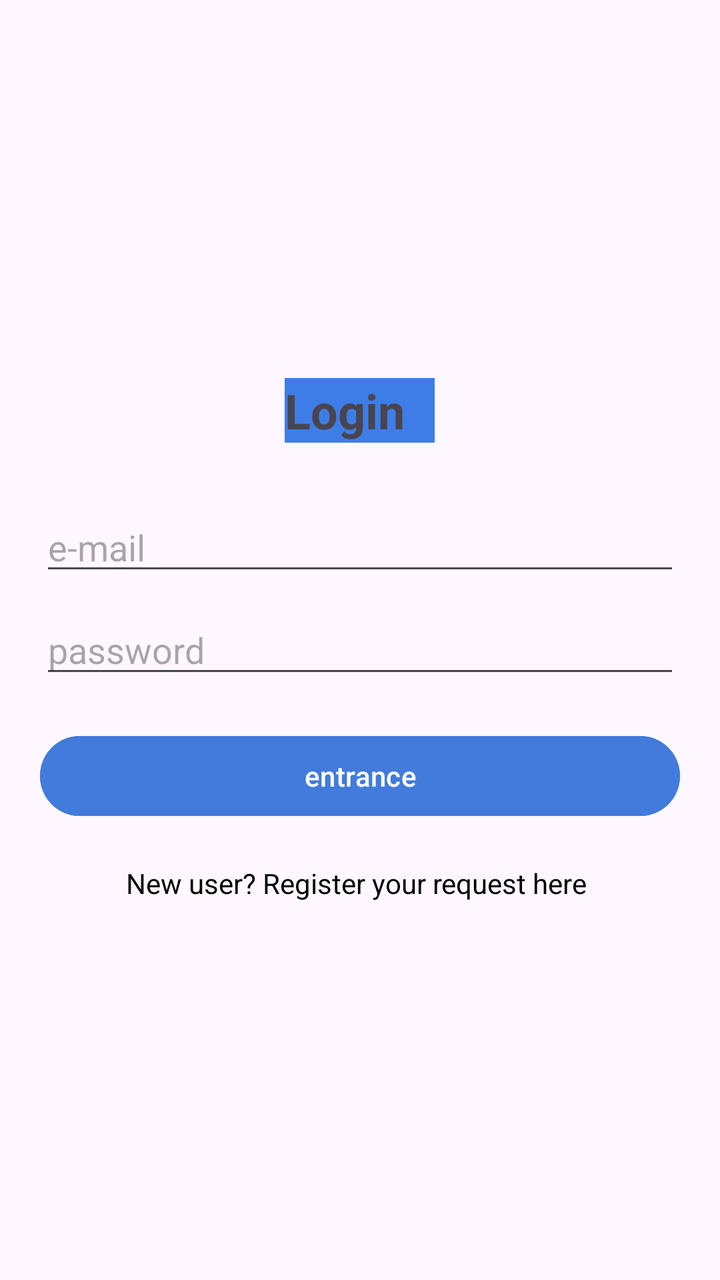
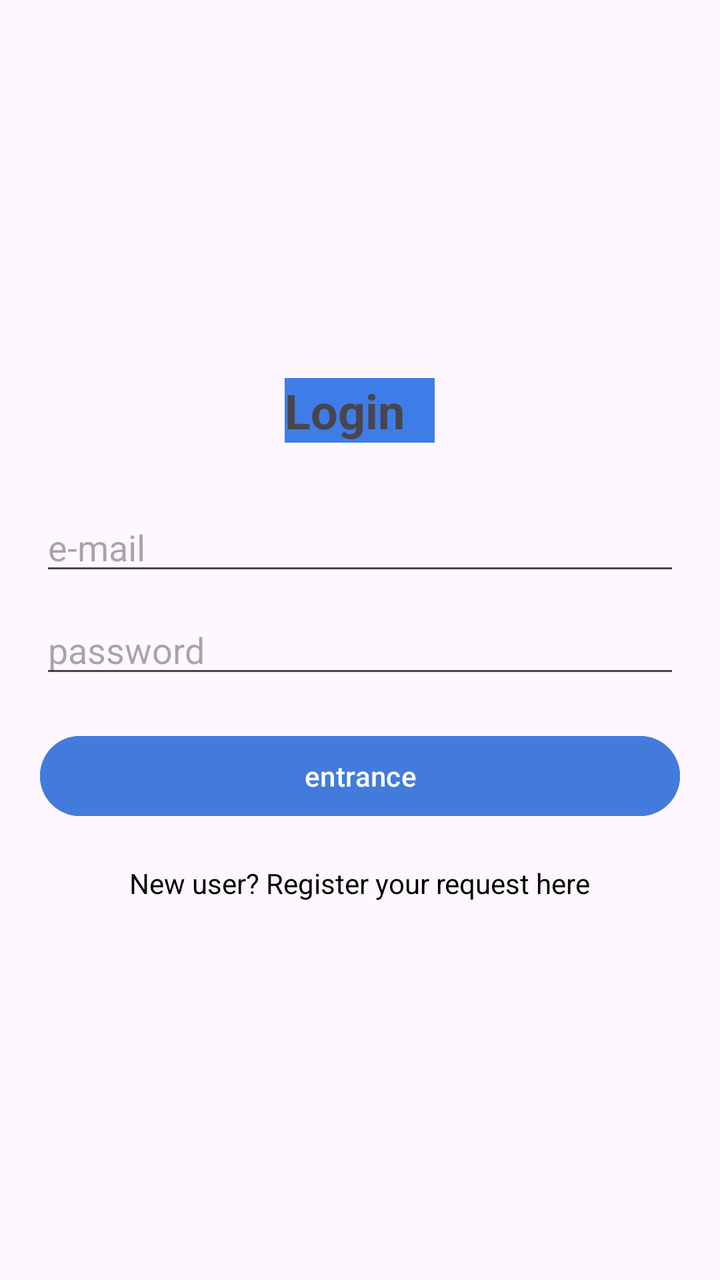

Compare the two renders of this Android layout. The source of the first and the diff that turns it into the second are given below.
<!-- AndroidManifest.xml: application theme Theme.KhadamatiApp -->
<!-- res/layout/activity_login.xml -->
<?xml version="1.0" encoding="utf-8"?>
<LinearLayout xmlns:android="http://schemas.android.com/apk/res/android"
    android:layout_width="match_parent"
    android:layout_height="match_parent"
    android:orientation="vertical"
    android:padding="20dp"
    android:gravity="center">

    <TextView
        android:layout_width="75dp"
        android:layout_height="wrap_content"
        android:layout_marginBottom="30dp"
        android:background="#4788F6"
        android:backgroundTint="#3E7DE7"
        android:text="Login"
        android:textSize="24sp"
        android:textStyle="bold" />

    <EditText
        android:id="@+id/etEmail"
        android:layout_width="match_parent"
        android:layout_height="wrap_content"
        android:layout_marginBottom="10dp"
        android:hint="e-mail "
        android:inputType="textEmailAddress" />

    <EditText
        android:id="@+id/etPassword"
        android:layout_width="match_parent"
        android:layout_height="wrap_content"
        android:layout_marginBottom="20dp"
        android:hint="password"
        android:inputType="textPassword" />

    <Button
        android:id="@+id/btnLogin"
        android:layout_width="match_parent"
        android:layout_height="wrap_content"
        android:backgroundTint="#427BDB"
        android:text="entrance" />

    <TextView
        android:id="@+id/btnGoToRegister"
        android:layout_width="wrap_content"
        android:layout_height="wrap_content"
        android:layout_marginTop="20dp"
        android:text="New user? Register your request here "
        android:textColor="@color/black" />

</LinearLayout>
<!-- resources referenced by this layout -->
<resources>
  <color name="black">#FF000000</color>
  <style name="Theme.KhadamatiApp" parent="Base.Theme.KhadamatiApp" />
  <style name="Base.Theme.KhadamatiApp" parent="Theme.Material3.DayNight.NoActionBar">
          
          
      </style>
</resources>

<!-- the commit's change to res/layout/activity_login.xml (unified diff, before → after) -->
@@ -6,16 +6,18 @@
     android:padding="20dp"
     android:gravity="center">
 
+    
     <TextView
         android:layout_width="75dp"
         android:layout_height="wrap_content"
         android:layout_marginBottom="30dp"
         android:background="#4788F6"
         android:backgroundTint="#3E7DE7"
-        android:text="Login"
+        android:text="@string/login"
         android:textSize="24sp"
         android:textStyle="bold" />
 
+    
     <EditText
         android:id="@+id/etEmail"
         android:layout_width="match_parent"
@@ -24,27 +26,30 @@
         android:hint="e-mail "
         android:inputType="textEmailAddress" />
 
+    
     <EditText
         android:id="@+id/etPassword"
         android:layout_width="match_parent"
         android:layout_height="wrap_content"
         android:layout_marginBottom="20dp"
-        android:hint="password"
+        android:hint="@string/password"
         android:inputType="textPassword" />
 
+    
     <Button
         android:id="@+id/btnLogin"
         android:layout_width="match_parent"
         android:layout_height="wrap_content"
         android:backgroundTint="#427BDB"
-        android:text="entrance" />
+        android:text="@string/entrance" />
 
+    
     <TextView
         android:id="@+id/btnGoToRegister"
         android:layout_width="wrap_content"
         android:layout_height="wrap_content"
         android:layout_marginTop="20dp"
-        android:text="New user? Register your request here "
+        android:text="@string/new_user_register_your_request_here"
         android:textColor="@color/black" />
 
 </LinearLayout>
<!-- resource entries referenced after the edit -->
@@ -1,6 +1,10 @@
 <!-- resources referenced by this layout -->
 <resources>
   <color name="black">#FF000000</color>
+  <string name="entrance">entrance</string>
+  <string name="login">Login</string>
+  <string name="new_user_register_your_request_here">New user? Register your request here</string>
+  <string name="password">password</string>
   <style name="Theme.KhadamatiApp" parent="Base.Theme.KhadamatiApp" />
   <style name="Base.Theme.KhadamatiApp" parent="Theme.Material3.DayNight.NoActionBar">
           
